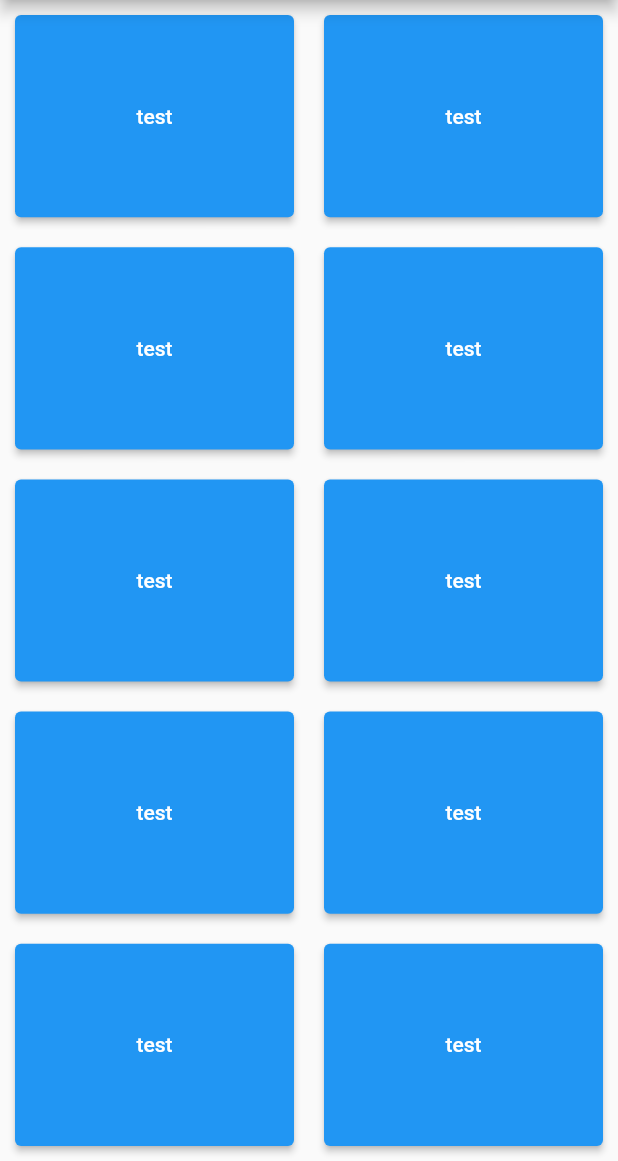
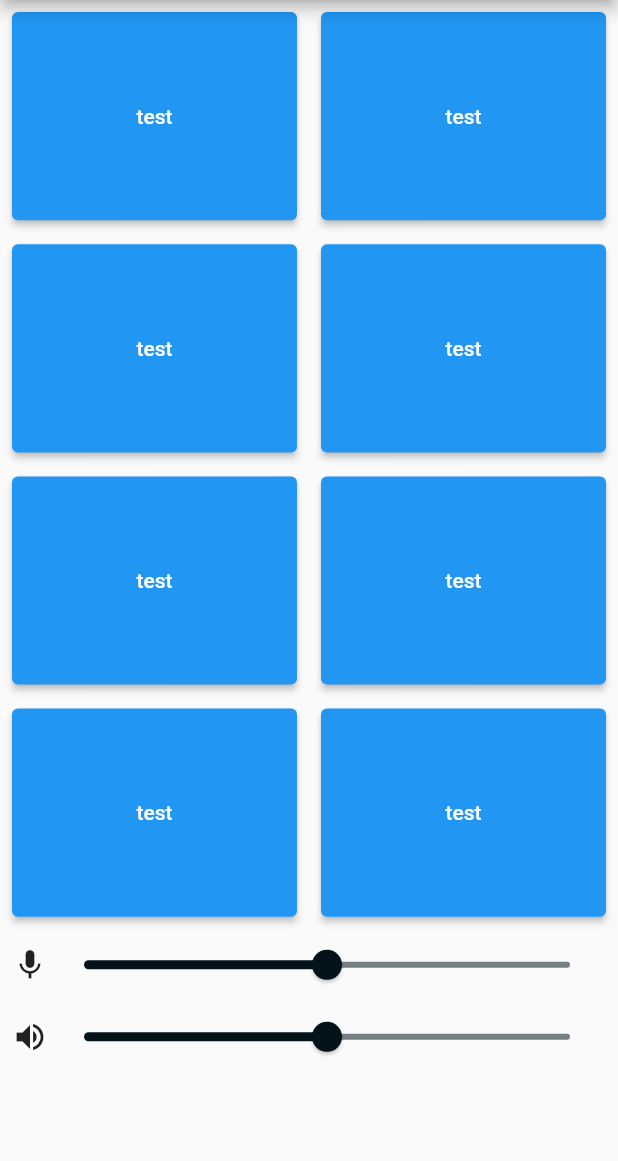
Before and after one commit to CapProjet-Projet-667-ROCE/Roce_SmartphoneApp, a Flutter app: the screen it shows after launch, on a phone screen of 412 x 824 dp, the part 75-1236 px from its top. Run offline on Flutter 3.47's test engine with Material 2 defaults, Android fonts, the phone set to English and light mode, and no system bars; missing offline and left inert: fullscreen; project files that could hold a hidden picture were left out.

Commit message:
Homme Page add slider for mic and volume

```diff
--- a/lib/main.dart
+++ b/lib/main.dart
@@ -9,6 +9,7 @@ void main() => runApp(MyApp());
 
 //Variable
 bool fullscreanstatus = false;
+int _value = 50;
 
 class MyApp extends StatelessWidget {
   @override
@@ -92,15 +93,41 @@ class HomePage extends StatelessWidget {
             ),
             Expanded(
               flex: 2,
-              child: Row(
+              child: Column(
                 children: <Widget>[
-                  Expanded(
-                    flex: 5,
-                    child: Square(),
+                  Container(
+                    margin: const EdgeInsets.only(
+                      left: 8.0,
+                      right: 8.0,
+                    ),
+                    child: Row(
+                      children: <Widget>[
+                        Icon(
+                          Icons.mic,
+                        ),
+                        Expanded(
+                          flex: 5,
+                          child: SoundSlider(),
+                        ),
+                      ],
+                    ),
                   ),
-                  Expanded(
-                    flex: 5,
-                    child: Square(),
+                  Container(
+                    margin: const EdgeInsets.only(
+                      left: 8.0,
+                      right: 8.0,
+                    ),
+                    child: Row(
+                      children: <Widget>[
+                        Icon(
+                          Icons.volume_up,
+                        ),
+                        Expanded(
+                          flex: 5,
+                          child: SoundSlider(),
+                        ),
+                      ],
+                    ),
                   ),
                 ],
               ),
@@ -167,13 +194,18 @@ class _HomeAppBar extends State<HomeAppBar> {
 }
 
 //BUTTON SQUARE
-class Square extends StatelessWidget {
+class Square extends StatefulWidget {
+  @override
+  _Square createState() => _Square();
+}
+
+class _Square extends State<Square> {
   @override
   Widget build(BuildContext context) {
     return ConstrainedBox(
       constraints: const BoxConstraints.expand(),
       child: Container(
-        margin: const EdgeInsets.all(10.0),
+        margin: const EdgeInsets.all(8.0),
         child: ButtonTheme(
           child: ElevatedButton(
             child: Text("test"),
@@ -184,3 +216,27 @@ class Square extends StatelessWidget {
     );
   }
 }
+
+//SLIDER
+class SoundSlider extends StatefulWidget {
+  @override
+  _SoundSlider createState() => _SoundSlider();
+}
+
+class _SoundSlider extends State<SoundSlider> {
+  Widget build(BuildContext context) {
+    return Slider(
+      min: 0,
+      max: 100,
+      thumbColor: Color(0xFF031319),
+      inactiveColor: Color(0x88031319),
+      activeColor: Color(0xFF031319),
+      value: _value.toDouble(),
+      onChanged: (double newValue) {
+        setState(() {
+          _value = newValue.round();
+        });
+      },
+    );
+  }
+}
```
